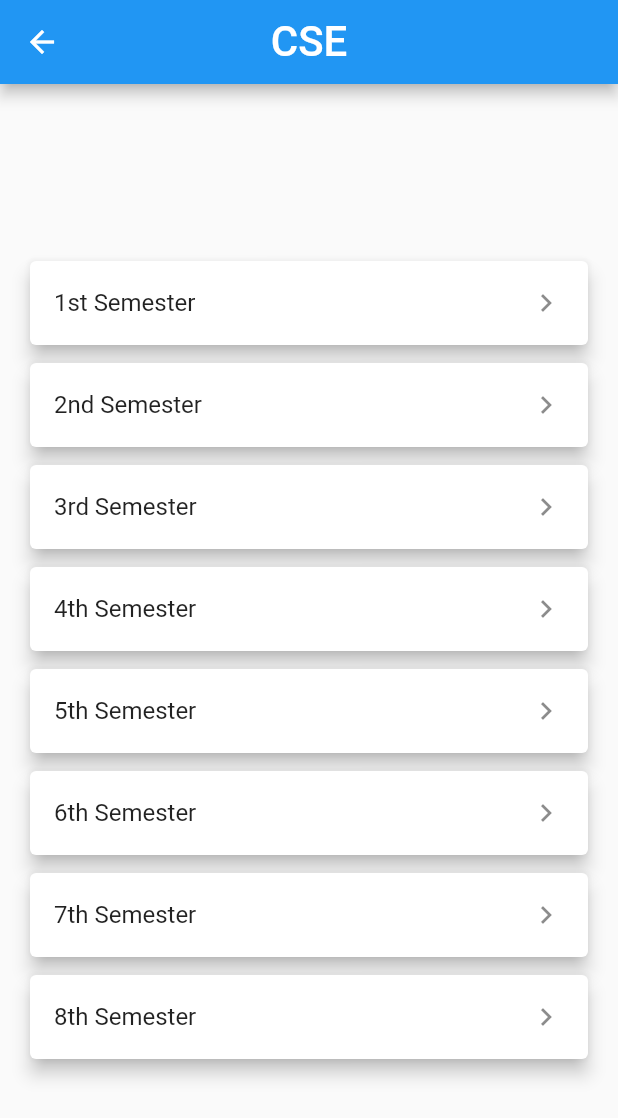
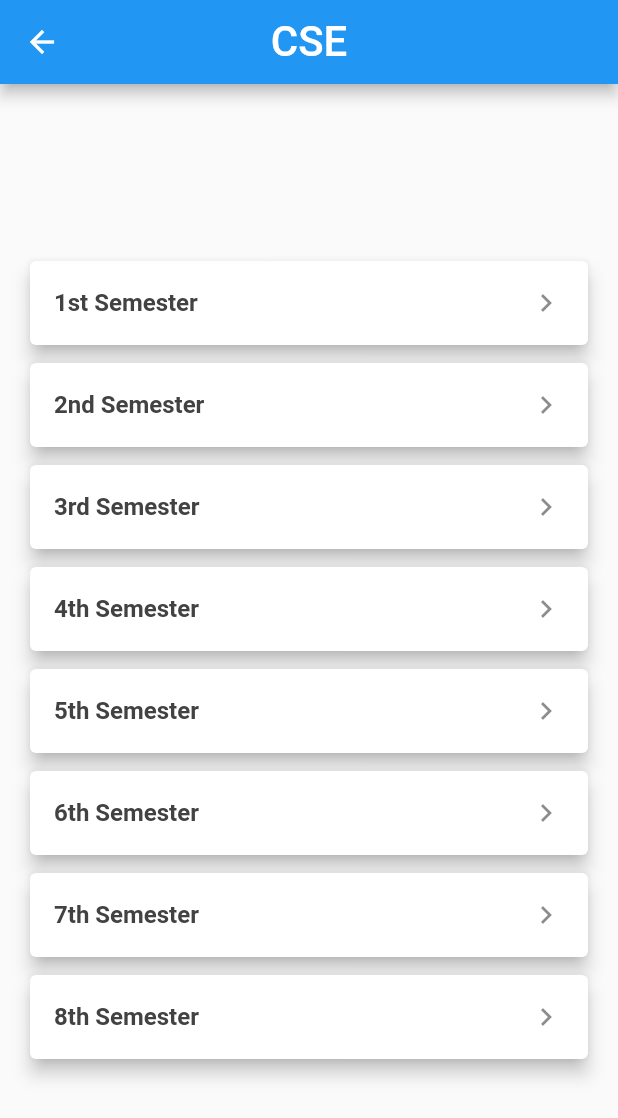
Before and after one commit to DevangSharma/iiitu_docs, a Flutter app: the screen it shows after launch, after a tap on "CSE", on a phone screen of 412 x 824 dp. Shown: the top 1118 px of the screen. Run offline on Flutter 3.47's test engine with Material 2 defaults, Android fonts, the light colour scheme and no system bars.

```diff
--- a/lib/semesterTile.dart
+++ b/lib/semesterTile.dart
@@ -12,7 +12,11 @@ class SemesterTile extends StatelessWidget {
       child: Card(
         elevation: 5,
         child: ListTile(
-          title: Text("$semester Semester"),
+          title: Text(
+            "$semester Semester",
+            style:
+                TextStyle(fontWeight: FontWeight.bold, color: Colors.grey[800]),
+          ),
           trailing: Icon(Icons.chevron_right_sharp),
         ),
       ),
--- a/lib/subjectTile.dart
+++ b/lib/subjectTile.dart
@@ -16,6 +16,8 @@ class SubjectTile extends StatelessWidget {
             .push(MaterialPageRoute(builder: (context) => SubjectPage(branch))),
         child: Card(
           elevation: 8,
+          child: Padding(
+            padding: const EdgeInsets.symmetric(horizontal: 12),
             child: Row(
               children: [
                 Icon(
@@ -37,6 +39,7 @@ class SubjectTile extends StatelessWidget {
             ),
           ),
         ),
+      ),
     );
   }
 }
```
Also changed, not shown: 6 other files. Lines whose indentation alone changed are shown as unchanged.
